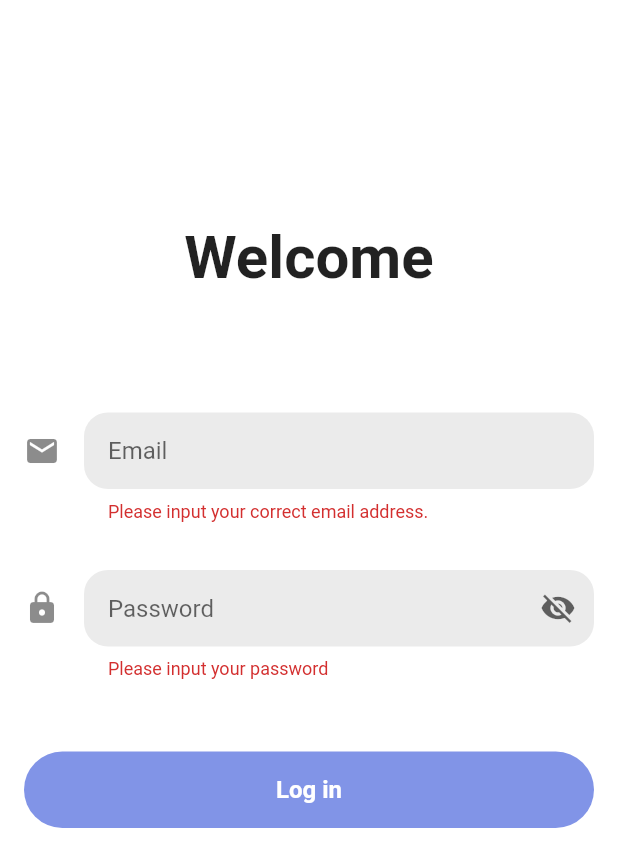
After one commit to nobuhikosawai/flutter_todo, a Flutter app: the SignInScreen screen opened directly, after a tap on "Log in", on a phone screen of 412 x 824 dp. The commit adds this screen. Shown: the top 867 px of the screen. Run offline on Flutter 3.47's test engine with Material 2 defaults, Android fonts, the phone set to English and light mode, and no system bars; our stand-ins replace email_validator, flutter_hooks, hooks_riverpod, riverpod, state_notifier.

Commit message:
feat(sigin_in): add sign in screen

```diff
--- a/lib/main.dart
+++ b/lib/main.dart
@@ -1,7 +1,8 @@
 import 'package:flutter/material.dart';
+import 'package:hooks_riverpod/hooks_riverpod.dart';
 
 import 'app.dart';
 
 void main() {
-  runApp(App());
+  runApp(ProviderScope(child: App()));
 }
--- /dev/null
+++ b/lib/ui/common/custom_color.dart
@@ -0,0 +1,5 @@
+import 'package:flutter/material.dart';
+
+extension CustomColor on Colors {
+  static const primary = Color.fromRGBO(129, 148, 231, 1.0);
+}
--- /dev/null
+++ b/lib/ui/controllers/me_controller.dart
@@ -0,0 +1,22 @@
+import 'package:flutter/foundation.dart';
+import 'package:riverpod/riverpod.dart';
+import 'package:state_notifier/state_notifier.dart';
+
+final meProvider = StateNotifierProvider((ref) => MeController(ref));
+
+class MeController extends StateNotifier<AsyncValue<dynamic>> {
+  MeController(this._reference) : super(null);
+
+  final ProviderReference _reference;
+
+  Future<void> signInWithEmailAndPassword(
+      {@required String email, @required String password}) async {
+    throw UnimplementedError();
+    // _repository ??= await _reference.read(meRepositoryProvider.future);
+    // return _repository
+    //     .signIn(EmailCredential(email: email, password: password))
+    //     .then((me) {
+    //   state = AsyncValue.data(me);
+    // });
+  }
+}
--- /dev/null
+++ b/lib/ui/screens/sign_in_screen/sign_in_screen.dart
@@ -0,0 +1,164 @@
+import 'package:email_validator/email_validator.dart';
+import 'package:flutter/material.dart';
+import 'package:flutter_hooks/flutter_hooks.dart';
+import 'package:hooks_riverpod/hooks_riverpod.dart';
+
+import '../../common/custom_color.dart';
+import '../../controllers/me_controller.dart';
+
+class SignInScreen extends StatefulHookWidget {
+  @override
+  State<StatefulWidget> createState() {
+    return SignInScreenState();
+  }
+}
+
+class SignInScreenState extends State<SignInScreen> {
+  final _emailController = TextEditingController();
+  final _passwordController = TextEditingController();
+  String _emailErrorText;
+  String _passwordErrorText;
+  final _formKey = GlobalKey<FormState>();
+
+  @override
+  Widget build(BuildContext context) {
+    final meController = useProvider(meProvider);
+    final showPassword = useState<bool>(false);
+
+    return Scaffold(
+        resizeToAvoidBottomInset: false,
+        backgroundColor: Colors.white,
+        body: SingleChildScrollView(
+          reverse: true,
+          child: Padding(
+              padding: EdgeInsets.fromLTRB(
+                  16, 16, 16, MediaQuery.of(context).viewInsets.bottom + 16),
+              child: Column(children: [
+                SizedBox(height: 124),
+                // SizedBox(
+                //     height: 80, width: 80, child: Image.asset('assets/logo.png')),
+                SizedBox(height: 8),
+                Text('Welcome',
+                    style: TextStyle(
+                        fontWeight: FontWeight.bold,
+                        fontSize: 40,
+                        color: Colors.black87)),
+                SizedBox(height: 80),
+                Form(
+                  key: _formKey,
+                  child: Column(
+                    children: [
+                      TextFormField(
+                        decoration: InputDecoration(
+                          filled: true,
+                          contentPadding: const EdgeInsets.only(
+                              left: 16.0, bottom: 16.0, top: 16.0),
+                          fillColor: const Color.fromRGBO(0, 0, 0, 0.08),
+                          hintText: 'Email',
+                          icon: Icon(Icons.email),
+                          errorText: _emailErrorText,
+                          border: OutlineInputBorder(
+                              borderRadius:
+                                  const BorderRadius.all(Radius.circular(16.0)),
+                              borderSide: BorderSide.none),
+                        ),
+                        keyboardType: TextInputType.emailAddress,
+                        textInputAction: TextInputAction.next,
+                        controller: _emailController,
+                        validator: (value) {
+                          if (value.isEmpty ||
+                              !EmailValidator.validate(value)) {
+                            return 'Please input your correct email address.';
+                          }
+                          return null;
+                        },
+                      ),
+                      SizedBox(height: 32),
+                      TextFormField(
+                        decoration: InputDecoration(
+                            filled: true,
+                            contentPadding: const EdgeInsets.only(
+                                left: 16.0, bottom: 16.0, top: 16.0),
+                            fillColor: const Color.fromRGBO(0, 0, 0, 0.08),
+                            hintText: 'Password',
+                            icon: Icon(Icons.lock_rounded),
+                            errorText: _passwordErrorText,
+                            border: OutlineInputBorder(
+                                borderRadius: const BorderRadius.all(
+                                    Radius.circular(16.0)),
+                                borderSide: BorderSide.none),
+                            suffixIcon: IconButton(
+                              icon: Icon(
+                                  showPassword.value
+                                      ? Icons.visibility
+                                      : Icons.visibility_off,
+                                  color: Color.fromRGBO(0, 0, 0, 0.6)),
+                              onPressed: () =>
+                                  showPassword.value = !showPassword.value,
+                            )),
+                        obscureText: !showPassword.value,
+                        keyboardType: TextInputType.visiblePassword,
+                        textInputAction: TextInputAction.done,
+                        controller: _passwordController,
+                        validator: (value) {
+                          if (value.isEmpty) {
+                            return 'Please input your password';
+                          }
+                          return null;
+                        },
+                        onFieldSubmitted: (value) {
+                          _formKey.currentState.save();
+                        },
+                        onSaved: (value) async {
+                          if (_formKey.currentState.validate()) {
+                            final email = _emailController.text;
+                            final password = _passwordController.text;
+                            try {
+                              await meController.signInWithEmailAndPassword(
+                                  email: email, password: password);
+                            } catch (error) {
+                              await showDialog<void>(
+                                context: context,
+                                builder: (context) {
+                                  return SimpleDialog(
+                                    children: <Widget>[
+                                      SimpleDialogOption(
+                                        onPressed: () => Navigator.pop(context),
+                                        child: Text('${error.toString()}'),
+                                      ),
+                                    ],
+                                  );
+                                },
+                              );
+                            }
+                          }
+                        },
+                      ),
+                      SizedBox(height: 48),
+                      SizedBox(
+                          width: double.infinity,
+                          child: TextButton(
+                            style: ButtonStyle(
+                              backgroundColor: MaterialStateProperty.all<Color>(
+                                  CustomColor.primary),
+                              shape: MaterialStateProperty.all(
+                                  const StadiumBorder()),
+                              padding: MaterialStateProperty.all(
+                                  EdgeInsets.only(top: 16, bottom: 16)),
+                            ),
+                            onPressed: () async {
+                              _formKey.currentState.save();
+                            },
+                            child: Text('Log in',
+                                style: TextStyle(
+                                    fontSize: 16.0,
+                                    fontWeight: FontWeight.bold,
+                                    color: Colors.white)),
+                          ))
+                    ],
+                  ),
+                )
+              ])),
+        ));
+  }
+}
```
Also changed, not shown: pubspec.yaml (+8 -0 lines), pubspec.lock.
